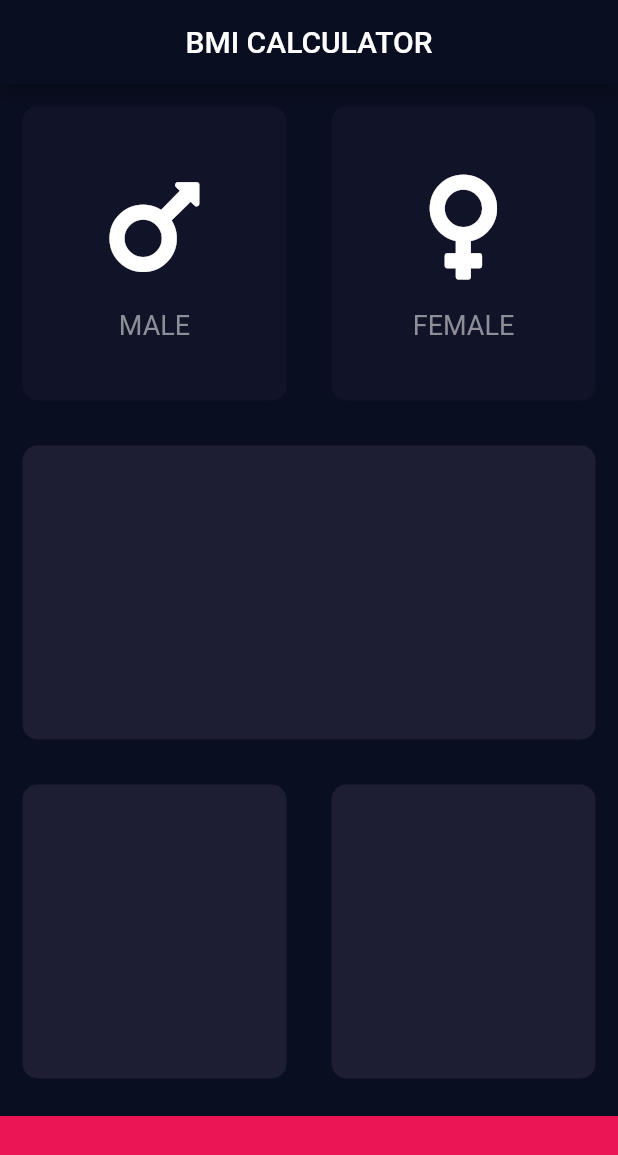
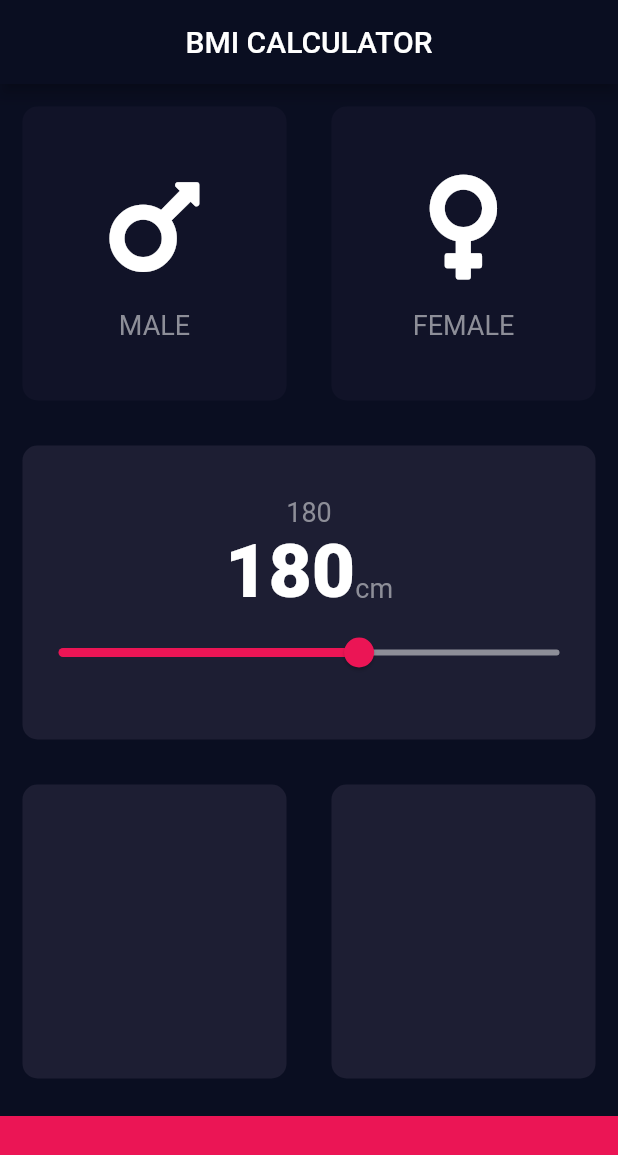
Before and after one commit to QwequSandies/bmi_calculator, a Flutter app: the screen it shows after launch, on a phone screen of 412 x 824 dp. Shown: the top 1155 px of the screen. Run offline on Flutter 3.47's test engine with Material 2 defaults, Android fonts, the phone set to English and light mode, and no system bars; our stand-ins replace font_awesome_flutter.

Commit message:
added constants file

```diff
--- /dev/null
+++ b/lib/constants.dart
@@ -0,0 +1,16 @@
+import 'package:flutter/material.dart';
+
+const bottomContainerHeight = 80.0;
+const activeColor = Color(0xFF1D1E33);
+const inactiveColor = Color(0xFF111328);
+const bottomContainerColor = Color(0xFFEB1555);
+
+const LabelTextStyle = TextStyle(
+  fontSize: 18.0,
+  color: Color(0xFF8D8E98),
+);
+
+const KHeightTextStyle = TextStyle(
+  fontSize: 50.0,
+  fontWeight: FontWeight.w900,
+);
--- a/lib/icon_content.dart
+++ b/lib/icon_content.dart
@@ -1,9 +1,5 @@
 import 'package:flutter/material.dart';
-
-const LabelTextStyle = TextStyle(
-  fontSize: 18.0,
-  color: Color(0xFF8D8E98),
-);
+import 'constants.dart';
 
 class IconContent extends StatelessWidget {
   IconContent({this.icon, this.label});
--- a/lib/input.dart
+++ b/lib/input.dart
@@ -2,16 +2,14 @@ import 'package:flutter/material.dart';
 import 'package:font_awesome_flutter/font_awesome_flutter.dart';
 import 'icon_content.dart';
 import 'reusable_card.dart';
-
-const bottomContainerHeight = 80.0;
-const activeColor = Color(0xFF1D1E33);
-const inactiveColor = Color(0xFF111328);
-const bottomContainerColor = Color(0xFFEB1555);
+import 'constants.dart';
 
 enum Gender {
   male,
   female,
 }
+
+int height = 180;
 
 class InputPage extends StatefulWidget {
   @override
@@ -29,19 +27,19 @@ class _InputPageState extends State<InputPage> {
           centerTitle: true,
         ),
         body: Column(
+          crossAxisAlignment: CrossAxisAlignment.stretch,
           children: [
             Expanded(
                 child: Row(
               children: [
                 Expanded(
-                  child: GestureDetector(
-                    onTap: () {
+                  child: Reusablecard(
+                      onPress: () {
                         setState(() {
                           // ignore: unnecessary_statements
                           selectedGender == Gender.male;
                         });
                       },
-                    child: Reusablecard(
                       cardChild: IconContent(
                         icon: FontAwesomeIcons.mars,
                         label: 'MALE',
@@ -50,16 +48,14 @@ class _InputPageState extends State<InputPage> {
                           ? activeColor
                           : inactiveColor),
                 ),
-                ),
                 Expanded(
-                  child: GestureDetector(
-                    onTap: () {
+                  child: Reusablecard(
+                    onPress: () {
                       setState(() {
                         // ignore: unnecessary_statements
                         selectedGender == Gender.female;
                       });
                     },
-                    child: Reusablecard(
                     color: selectedGender == Gender.female
                         ? activeColor
                         : inactiveColor,
@@ -69,12 +65,47 @@ class _InputPageState extends State<InputPage> {
                     ),
                   ),
                 ),
-                ),
               ],
             )),
             Expanded(
               child: Reusablecard(
                 color: activeColor,
+                cardChild: Column(
+                  mainAxisAlignment: MainAxisAlignment.center,
+                  children: [
+                    Text(
+                      height.toString(),
+                      style: LabelTextStyle,
+                    ),
+                    Row(
+                      mainAxisAlignment: MainAxisAlignment.center,
+                      crossAxisAlignment: CrossAxisAlignment.baseline,
+                      textBaseline: TextBaseline.alphabetic,
+                      children: [
+                        Text(
+                          '180',
+                          style: KHeightTextStyle,
+                        ),
+                        Text(
+                          'cm',
+                          style: LabelTextStyle,
+                        ),
+                      ],
+                    ),
+                    Slider(
+                      value: height.toDouble(),
+                      min: 120.0,
+                      max: 220.0,
+                      activeColor: Color(0xFFEB1555),
+                      inactiveColor: Color(0XFF8D8E98),
+                      onChanged: (double newValue) {
+                        setState(() {
+                          height = newValue.round();
+                        });
+                      },
+                    )
+                  ],
+                ),
               ),
             ),
             Expanded(
--- a/lib/reusable_card.dart
+++ b/lib/reusable_card.dart
@@ -1,19 +1,23 @@
 import 'package:flutter/material.dart';
 
 class Reusablecard extends StatelessWidget {
-  Reusablecard({@required this.color, this.cardChild});
+  Reusablecard({@required this.color, this.cardChild, this.onPress});
 
   final Color color;
   final Widget cardChild;
+  final Function onPress;
 
   @override
   Widget build(BuildContext context) {
-    return Container(
-      child: cardChild,
-      margin: EdgeInsets.all(15),
-      decoration: BoxDecoration(
-        color: color,
-        borderRadius: BorderRadius.circular(10),
+    return GestureDetector(
+      onTap: onPress,
+      child: Container(
+        child: cardChild,
+        margin: EdgeInsets.all(15),
+        decoration: BoxDecoration(
+          color: color,
+          borderRadius: BorderRadius.circular(10),
+        ),
       ),
     );
   }
```
Lines whose indentation alone changed are shown as unchanged.
